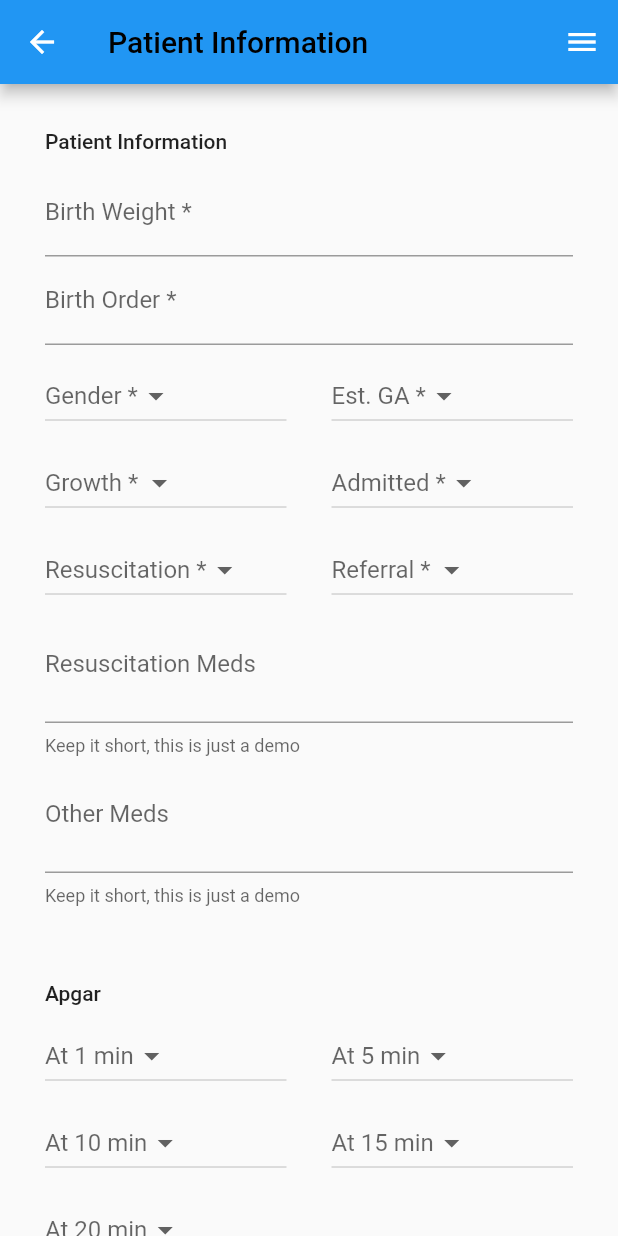
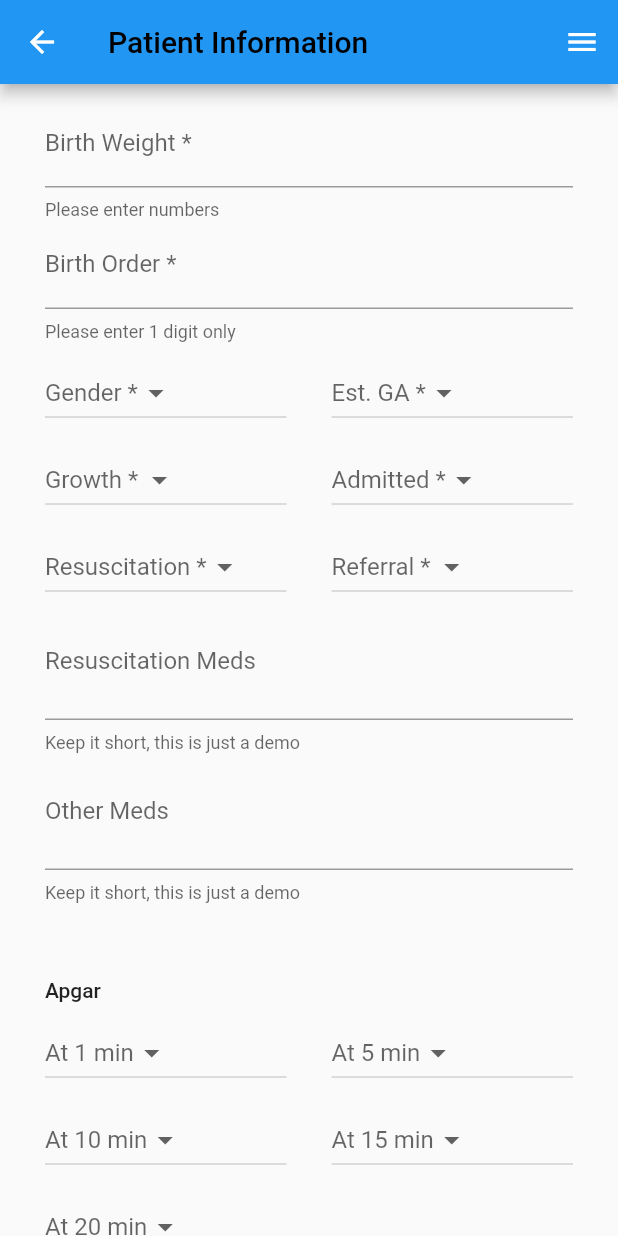
Before and after one commit to katelynwang/Flutter_App, a Flutter app: the PatientInfo screen opened by its route, on a phone screen of 412 x 824 dp. Run offline on Flutter 3.47's test engine with Material 2 defaults, Android fonts, the phone set to English and light mode, and no system bars.

Commit message:
Finished patient info validation

```diff
--- a/lib/PssatForm/PatientInfo.dart
+++ b/lib/PssatForm/PatientInfo.dart
@@ -1,5 +1,3 @@
-import 'dart:async';
-
 import 'package:flutter/material.dart';
 import 'package:flutter/services.dart';
 
@@ -12,7 +10,7 @@ class PatientData {
   String estGa = '';
   String growth = '';
   String admitted = '';
-  String resuscitationAtBirth = '';
+  String resuscitation = '';
   String referral = '';
   String resuscitationMeds = '';        //textformfield
   String otherMeds = '';                //textformfield
@@ -38,7 +36,7 @@ class PatientInfoState extends State<PatientInfo> {
   String _ddEstGa;
   String _ddGrowth;
   String _ddAdmitted;
-  String _ddResAtBirth;
+  String _ddResuscitation;
   String _ddReferral;
   String _dd1Min;
   String _dd5Min;
@@ -51,18 +49,23 @@ class PatientInfoState extends State<PatientInfo> {
   final List<String> _estGa = <String>['GA 1', 'GA 2', 'GA 3', 'GA 4', 'GA 5', 'GA 6',];
   final List<String> _growth = <String>['Growth 1', 'Growth 2', 'Growth 3', 'Growth 4', 'Growth 5', 'Growth 6'];
   final List<String> _admitted = <String>['Central', 'East', 'West', 'Other'];
-  final List<String> _resAtBirth = <String>['True', 'False'];
+  final List<String> _resuscitation = <String>['True', 'False'];
   final List<String> _referral = <String>['Referral 1', 'Referral 2', 'Referral 3', 'Referral 4', 'Referral 5', 'Referral 6'];
-  final List<String> _1Min = <String>['Apgar 1', 'Apgar 2', 'Apgar 3', 'Apgar 4', 'Apgar 5', 'Apgar 6'];
-  final List<String> _5Min = <String>['Apgar 1', 'Apgar 2', 'Apgar 3', 'Apgar 4', 'Apgar 5', 'Apgar 6'];
-  final List<String> _10Min = <String>['Apgar 1', 'Apgar 2', 'Apgar 3', 'Apgar 4', 'Apgar 5', 'Apgar 6'];
-  final List<String> _15Min = <String>['Apgar 1', 'Apgar 2', 'Apgar 3', 'Apgar 4', 'Apgar 5', 'Apgar 6'];
-  final List<String> _20Min = <String>['Apgar 1', 'Apgar 2', 'Apgar 3', 'Apgar 4', 'Apgar 5', 'Apgar 6'];
+  final List<String> _at1Min = <String>['Apgar 1', 'Apgar 2', 'Apgar 3', 'Apgar 4', 'Apgar 5', 'Apgar 6'];
+  final List<String> _at5Min = <String>['Apgar 1', 'Apgar 2', 'Apgar 3', 'Apgar 4', 'Apgar 5', 'Apgar 6'];
+  final List<String> _at10Min = <String>['Apgar 1', 'Apgar 2', 'Apgar 3', 'Apgar 4', 'Apgar 5', 'Apgar 6'];
+  final List<String> _at15Min = <String>['Apgar 1', 'Apgar 2', 'Apgar 3', 'Apgar 4', 'Apgar 5', 'Apgar 6'];
+  final List<String> _at20Min = <String>['Apgar 1', 'Apgar 2', 'Apgar 3', 'Apgar 4', 'Apgar 5', 'Apgar 6'];
 
   final GlobalKey<FormState> _formKey = new GlobalKey<FormState>();
+  final _scaffoldKey = new GlobalKey<ScaffoldState>();
+
   bool _autoValidate = false;
 
   String _validateBirthWeight(String value) {
+    if (value.isEmpty)
+      return 'Birth weight is required';
+
     final RegExp numExp = new RegExp(r'(?!^0*$)(?!^0*\.0*$)^\d{1,2}(\.\d{1,2})?$');
 
     if (!numExp.hasMatch(value))
@@ -71,7 +74,10 @@ class PatientInfoState extends State<PatientInfo> {
   }
 
   String _validateBirthOrder(String value) {
-    final RegExp numExp = new RegExp(r'^[0-9]$');
+    if (value.isEmpty)
+      return 'Birth order is required';
+
+    final RegExp numExp = new RegExp(r'^[1-9]$');
 
     if (!numExp.hasMatch(value))
       return 'Only allow 1 digit';
@@ -80,16 +86,18 @@ class PatientInfoState extends State<PatientInfo> {
 
   void _handleSubmitted() {
     final FormState form = _formKey.currentState;
-    form.save();
 
-    if (patient.birthWeight == '' || patient.birthOrder == '' || patient.gender == '' || patient.estGa == '' ||
-        patient.growth == '' || patient.admitted == '' || patient.resuscitationAtBirth == '' || patient.referral == '') {
+    if (!form.validate()){
+      _autoValidate = true; // Start validating on every change.
+      final snackbar = new SnackBar(content: new Text('Please re-enter field that marked in red'),);
+      _scaffoldKey.currentState.showSnackBar(snackbar);
+
+    } else if (patient.gender == '' || patient.estGa == '' ||patient.growth == '' ||
+        patient.admitted == '' || patient.resuscitation == '' || patient.referral == '') {
       showDialog(
           context: context,
           child: new AlertDialog(
-            content: new Text(
-                'Please complete all reqired fields! ..../${patient
-                    .birthWeight}..../${patient.birthOrder}....'),
+            content: new Text('Please enter all required fields! '),
             actions: <Widget>[
               new RaisedButton(
                   child: new Text("OK"),
@@ -99,20 +107,7 @@ class PatientInfoState extends State<PatientInfo> {
             ],
           )
       );
-    } else if (!form.validate()){
-      _autoValidate = true; // Start validating on every change.
-      showDialog(
-          context: context,
-          child: new AlertDialog(
-            content: new Text('Illegal input!'),
-            actions: <Widget>[
-              new RaisedButton(
-                  child: new Text("OK"),
-                  onPressed: () {Navigator.of(context).pop(false);})
-            ],
-          )
-      );
-    } else{
+    } else {
       form.save();
       showDialog(
           context: context,
@@ -130,7 +125,7 @@ class PatientInfoState extends State<PatientInfo> {
                     showDialog(
                         context: context,
                         child: new AlertDialog(
-                          content: new Text('New patient added successfully!'),
+                          content: new Text('Patient information saved successfully!'),
                           actions: <Widget>[
                             new RaisedButton(
                                 child: new Text("OK"),
@@ -152,8 +147,9 @@ class PatientInfoState extends State<PatientInfo> {
   @override
   Widget build(BuildContext context) {
     return new Scaffold(
+      key: _scaffoldKey,
+
       endDrawer: new Drawer(child: new MenuDrawer(),),
-
       appBar: new AppBar(
         title: new Text(
             "Patient Information", style: new TextStyle(color: Colors.black),
@@ -166,31 +162,27 @@ class PatientInfoState extends State<PatientInfo> {
           autovalidate: _autoValidate,
 
           child: new ListView(
-          padding: const EdgeInsets.symmetric(horizontal: 30.0, vertical: 30.0),
+          padding: const EdgeInsets.symmetric(horizontal: 30.0, vertical: 10.0),
           children: <Widget>[
-            new Container(
-              child: new Text('Patient Information', style: Theme.of(context).textTheme.button),
-              alignment: Alignment.centerLeft,
-              padding: const EdgeInsets.only(bottom: 10.0),
-            ),
 
             // Birth weight
             new TextFormField(
-              initialValue: patient.birthWeight,
+//              initialValue: patient.birthWeight,
               decoration: const InputDecoration(
                 labelText: 'Birth Weight *',
-                hintText: 'Please enter numbers',
+                helperText: 'Please enter numbers',
               ),
+              keyboardType: TextInputType.number,
               onSaved: (String value) {patient.birthWeight = value;},
               validator: _validateBirthWeight,
             ),
 
             // Birth order
             new TextFormField(
-              initialValue: patient.birthOrder,
+//              initialValue: patient.birthOrder,
               decoration: const InputDecoration(
                 labelText: 'Birth Order *',
-                hintText: 'Please enter digits only',
+                helperText: 'Please enter 1 digit only',
               ),
               keyboardType: TextInputType.number,
               onSaved: (String value) {patient.birthOrder = value;},
@@ -309,14 +301,14 @@ class PatientInfoState extends State<PatientInfo> {
                   child: new Container(
                     padding: new EdgeInsets.only(top: 10.0),
                     child: new DropdownButton<String>(
-                      value: _ddResAtBirth,
+                      value: _ddResuscitation,
                       onChanged: (String newValue) {
                         setState(() {
-                          _ddResAtBirth = newValue;
-                          patient.resuscitationAtBirth = _ddResAtBirth;
+                          _ddResuscitation = newValue;
+                          patient.resuscitation = _ddResuscitation;
                         });
                       },
-                      items: _resAtBirth.map((String value) {
+                      items: _resuscitation.map((String value) {
                         return new DropdownMenuItem<String>(
                           value: value,
                           child: new Text(value),
@@ -379,7 +371,7 @@ class PatientInfoState extends State<PatientInfo> {
 
             // Apgar
             new Container(
-                padding: new EdgeInsets.symmetric(vertical: 50.0),
+                padding: new EdgeInsets.only(top: 50.0),
                 child: new Column(
                   children: <Widget>[
                     new Container(
@@ -400,7 +392,7 @@ class PatientInfoState extends State<PatientInfo> {
                                   patient.at1min = _dd1Min;
                                 });
                               },
-                              items: _1Min.map((String value) {
+                              items: _at1Min.map((String value) {
                                 return new DropdownMenuItem<String>(
                                   value: value,
                                   child: new Text(value),
@@ -422,7 +414,7 @@ class PatientInfoState extends State<PatientInfo> {
                                   patient.at5min = _dd5Min;
                                 });
                               },
-                              items: _5Min.map((String value) {
+                              items: _at5Min.map((String value) {
                                 return new DropdownMenuItem<String>(
                                   value: value,
                                   child: new Text(value),
@@ -449,7 +441,7 @@ class PatientInfoState extends State<PatientInfo> {
                                   patient.at10min = _dd10Min;
                                 });
                               },
-                              items: _10Min.map((String value) {
+                              items: _at10Min.map((String value) {
                                 return new DropdownMenuItem<String>(
                                   value: value,
                                   child: new Text(value),
@@ -471,7 +463,7 @@ class PatientInfoState extends State<PatientInfo> {
                                   patient.at15min = _dd15Min;
                                 });
                               },
-                              items: _15Min.map((String value) {
+                              items: _at15Min.map((String value) {
                                 return new DropdownMenuItem<String>(
                                   value: value,
                                   child: new Text(value),
@@ -498,7 +490,7 @@ class PatientInfoState extends State<PatientInfo> {
                                   patient.at20min = _dd20Min;
                                 });
                               },
-                              items: _20Min.map((String value) {
+                              items: _at20Min.map((String value) {
                                 return new DropdownMenuItem<String>(
                                   value: value,
                                   child: new Text(value),
@@ -517,11 +509,13 @@ class PatientInfoState extends State<PatientInfo> {
             ),
 
             // Hint
-            new Container(child: new Text('* indicates required field', style: Theme.of(context).textTheme.caption),),
+            new Container(
+                padding: new EdgeInsets.only(top: 50.0),
+                child: new Text('* indicates required field', style: Theme.of(context).textTheme.caption),),
 
             // Submit button
             new Container(
-              padding: const EdgeInsets.all(50.0),
+              padding: const EdgeInsets.only(top: 50.0),
               alignment: Alignment.center,
               child: new RaisedButton(
                 child: const Text('Submit'),
@@ -538,10 +532,10 @@ class PatientInfoState extends State<PatientInfo> {
 
 }
 
-void main() =>
-    runApp(
-        new MaterialApp(
-          title: 'Patient Information',
-          home: new PatientInfo(),
-        )
-    );
+//void main() =>
+//    runApp(
+//        new MaterialApp(
+//          title: 'Patient Information',
+//          home: new PatientInfo(),
+//        )
+//    );
--- a/lib/SupportToolPart/SelectModule.dart
+++ b/lib/SupportToolPart/SelectModule.dart
@@ -35,6 +35,7 @@ class SelectModuleState extends State<SelectModule> {
       body: new Container(
         child: new ModuleListView(
           modules: [
+            // Some problems with images, cannot be shown
             new Module(new ImageIcon(assetImageAirway), 'Sugar', new MaterialPageRoute(builder: (_) => new Sugar(),)),
             new Module(new ImageIcon(assetImageAirway), 'Temperature', null),
             new Module(new ImageIcon(assetImageAirway), 'Airway', null),
```
Also changed, not shown: lib/Demo/TextField.dart (added, +77 -0 lines), lib/SupportToolPart/Calculations.dart (added, +21 -0 lines), lib/SupportToolPart/ClassifyInfants.dart (added, +85 -0 lines), lib/SupportToolPart/HeparinSafety.dart (added, +52 -0 lines), lib/SupportToolPart/HourlyFluidRate.dart (added, +91 -0 lines), lib/SupportToolPart/SelectCalculators.dart (+6 -3 lines), lib/SupportToolPart/SelectConverter.dart (added, +29 -0 lines), 2 other files.
